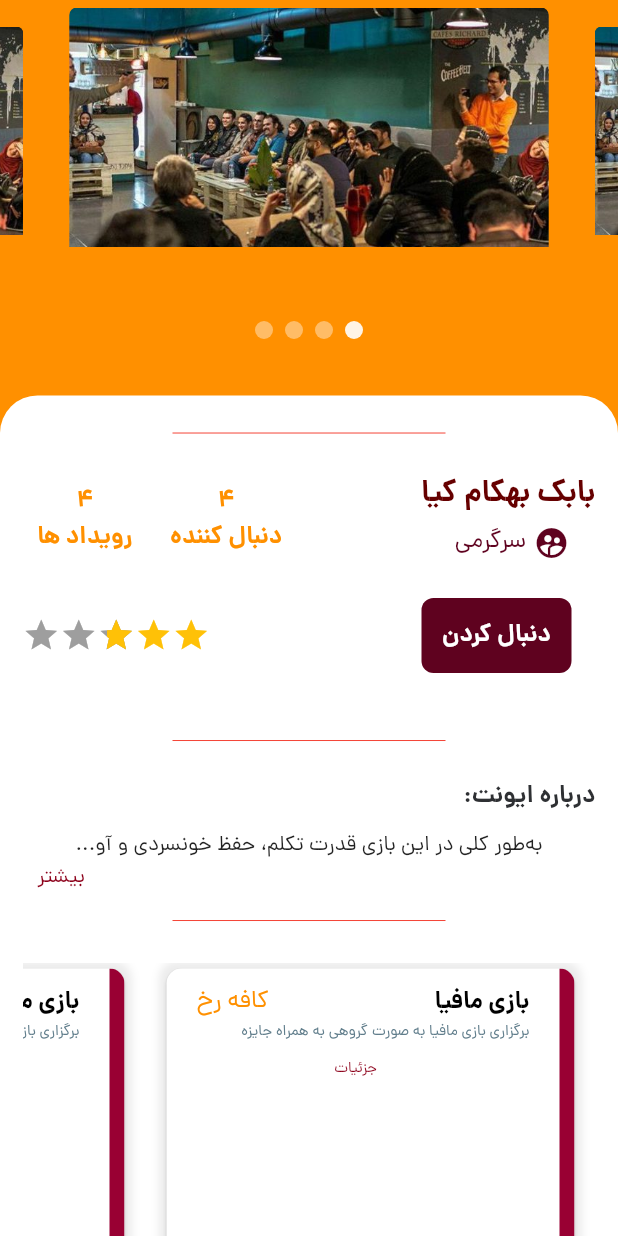
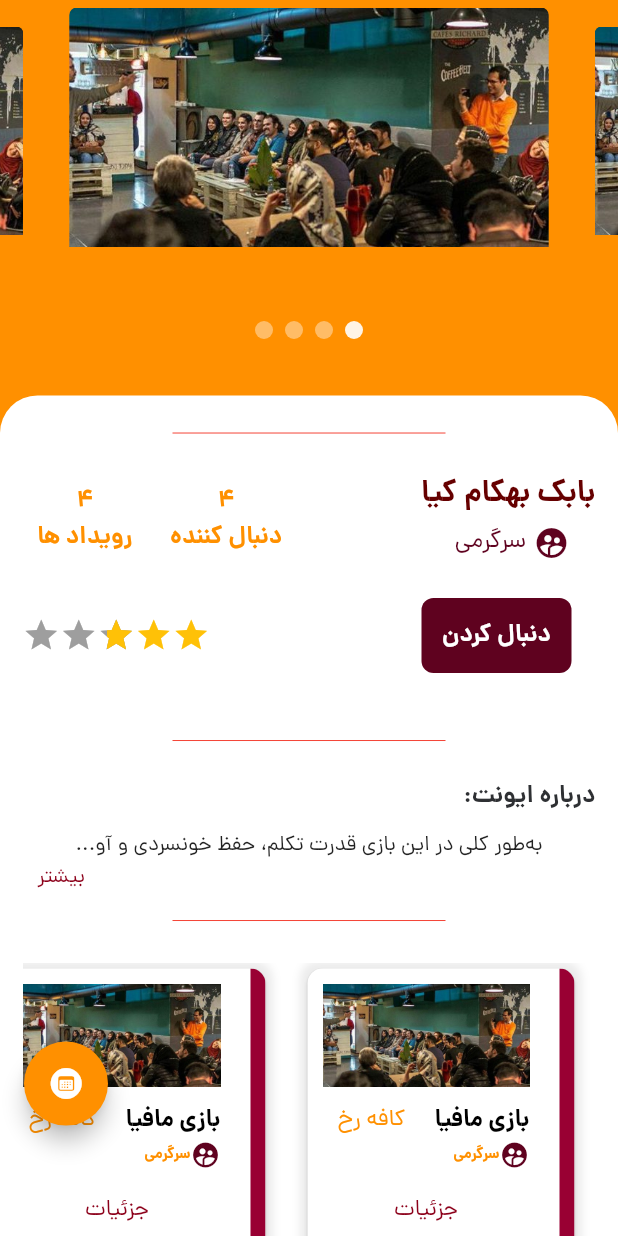
Before and after one commit to Mehdi-MosTafavi/saffrun-app, a Flutter app: the screen it shows after launch, on a phone screen of 412 x 824 dp. Run offline on Flutter 3.47's test engine with Material 2 defaults, Android fonts, the phone set to English and light mode, and no system bars; drawn by our look-alikes of carousel_slider, flutter_rating_bar; our stand-ins replace bloc, flutter_bloc, flutter_login, nb_utils, persistent_bottom_nav_bar, responsive_framework and 1 more; missing offline and left inert: dart:html, persian_datetime_picker.

Commit message:
feat(admin): admin detail page

```diff
--- a/lib/UI/admin/admin_page.dart
+++ b/lib/UI/admin/admin_page.dart
@@ -1,6 +1,7 @@
 import 'dart:html';
 
 import 'package:carousel_slider/carousel_slider.dart';
+import 'package:flutter/cupertino.dart';
 import 'package:flutter/material.dart';
 import 'package:nb_utils/nb_utils.dart';
 import 'package:saffrun_app/UI/admin/components/my_column.dart';
@@ -126,14 +127,14 @@ class _AdminPageState extends State<AdminPage> {
   @override
   Widget build(BuildContext context) {
     return Scaffold(
-      // floatingActionButton: Align(
-      //   alignment: Alignment(-1, 0.85),
-      //   child: FloatingActionButton(
-      //     onPressed: () {},
-      //     child: Icon(Icons.add),
-      //     backgroundColor: colorPallet5,
-      //   ),
-      // ),
+      floatingActionButton: Align(
+        alignment: Alignment(-1, 0.85),
+        child: FloatingActionButton(
+          onPressed: () {},
+          child: Icon(CupertinoIcons.calendar_circle_fill),
+          backgroundColor: colorPallet5,
+        ),
+      ),
       body: SafeArea(
         child: Container(
           height: context.height(),
@@ -370,28 +371,28 @@ class _AdminPageState extends State<AdminPage> {
                           ),
                           Container(
                             margin: EdgeInsets.symmetric(vertical: 20.0),
-                            height: 300.0,
+                            height: context.height()*0.37,
                             child: ListView(
                               scrollDirection: Axis.horizontal,
                               children: <Widget>[
                                 Container(
-                                    width: 300.0,
+                                    width: context.width()*0.5,
                                     // color: Colors.red,
                                     child: EventCardWidget(event: events[0])),
                                 Container(
-                                    width: 300,
+                                    width: context.width()*0.5,
                                     // color: Colors.blue,
                                     child: EventCardWidget(event: events[1])),
                                 Container(
-                                    width: 300.0,
+                                    width: context.width()*0.5,
                                     // color: Colors.green,
                                     child: EventCardWidget(event: events[2])),
                                 Container(
-                                    width: 300.0,
+                                    width: context.width()*0.5,
                                     // color: Colors.yellow,
                                     child: EventCardWidget(event: events[3])),
                                 Container(
-                                    width: 300.0,
+                                    width: context.width()*0.5,
                                     // color: Colors.orange,
                                     child: EventCardWidget(event: events[4])),
                               ],
--- a/lib/UI/admin/components/event_card.dart
+++ b/lib/UI/admin/components/event_card.dart
@@ -3,14 +3,32 @@ import 'package:nb_utils/nb_utils.dart';
 import 'package:saffrun_app/UI/eventPage/event_page.dart';
 import 'package:saffrun_app/constants/theme_color.dart';
 import 'package:saffrun_app/models/event/event_model.dart';
+import 'package:carousel_slider/carousel_slider.dart';
+
+
+final List<String> imgList2 = [
+  'assets/images/mafia1.jpg',
+  'assets/images/mafia1.jpg',
+  'assets/images/mafia1.jpg',
+  'assets/images/mafia1.jpg'
+];
+
 
 class EventCardWidget extends StatelessWidget {
-  const EventCardWidget({
+  EventCardWidget({
     Key? key,
     required this.event,
   }) : super(key: key);
 
   final Event event;
+  final String item='assets/images/mafia1.jpg';
+
+
+
+  int current = 0;
+  final CarouselController controller = CarouselController();
+
+
 
   @override
   Widget build(BuildContext context) {
@@ -37,14 +55,40 @@ class EventCardWidget extends StatelessWidget {
                   padding: const EdgeInsets.all(10.0),
                   child: Column(
                     children: <Widget>[
-                      Row(
-                        children: <Widget>[
                       // CachedNetworkImage(
                       //   placeholder: placeholderWidgetFn() as Widget Function(BuildContext, String)?,
                       //   imageUrl: mFavouriteList[index].image,
                       //   width: width / 5,
                       //   height: 100,
                       // ),
+                      Container(
+                        child: Image(
+                          image: AssetImage(item),
+                        ),
+                      ),
+                      const SizedBox(width: 10,height: 10,),
+
+                  // Container(
+                  // height: context.height(),
+                  // width: context.width(),
+                  // decoration: const BoxDecoration(color: colorPallet5),
+                  // child: Stack(
+                  //   children: [
+                  //     CarouselSlider(
+                  //       items: imageSliders,
+                  //       carouselController: controller,
+                  //       options: CarouselOptions(
+                  //           autoPlay: true,
+                  //           enlargeCenterPage: true,
+                  //           aspectRatio: 2.0,
+                  //           ),
+                  //     ),
+                  //     ],
+                  // ),
+                  // ),
+                      Row(
+                        children: <Widget>[
+
                           Expanded(
                             child: Container(
                               padding: const EdgeInsets.only(left: 10),
@@ -63,20 +107,37 @@ class EventCardWidget extends StatelessWidget {
                                       Text("کافه رخ",
                                           style: primaryTextStyle(
                                               weight: FontWeight.w500,
+                                              size: 15,
                                               color: colorPallet5),
                                           maxLines: 2),
                                     ],
                                   ),
-                                  Text(event.description,
-                                      style: primaryTextStyle(
-                                          size: 10, color: Colors.blueGrey)),
+                                  Row(
+                                    children: [
+                                      const Icon(
+                                        Icons
+                                            .supervised_user_circle_sharp,
+                                        size: 20,
+                                        color: colorPallet3,
+                                      ),
+                                      Text("سرگرمی",
+                                        style: boldTextStyle(
+                                            size: 10, color: colorPallet5),
+                                      ),
+
+
+                                    ],
+                                  ),
+                                  // Text(event.description,
+                                  //     style: primaryTextStyle(
+                                  //         size: 10, color: Colors.blueGrey)),
                                 ],
                               ),
                             ),
                           )
                         ],
                       ),
-                      SizedBox(height: 10),
+                      SizedBox(height: 16),
                       InkWell(
                         onTap: () {
                           Navigator.of(context).push(MaterialPageRoute(
@@ -84,7 +145,7 @@ class EventCardWidget extends StatelessWidget {
                         },
                         child: Text('جزئیات',
                             style:
-                            primaryTextStyle(size: 10, color: colorPallet4),
+                            primaryTextStyle(size: 15, color: colorPallet4),
                             maxLines: 2),
                       ),
                     ],
@@ -98,3 +159,21 @@ class EventCardWidget extends StatelessWidget {
     );
   }
 }
+
+
+final List<Widget> imageSliders = imgList2
+    .map((item) => Container(
+  child: Container(
+    margin: const EdgeInsets.all(5.0),
+    child: ClipRRect(
+        borderRadius: const BorderRadius.all(Radius.circular(5.0)),
+        child: Stack(
+          children: <Widget>[
+            Image(
+              image: AssetImage(item),
+            ),
+          ],
+        )),
+  ),
+))
+    .toList();
```
Lines whose indentation alone changed are shown as unchanged.
